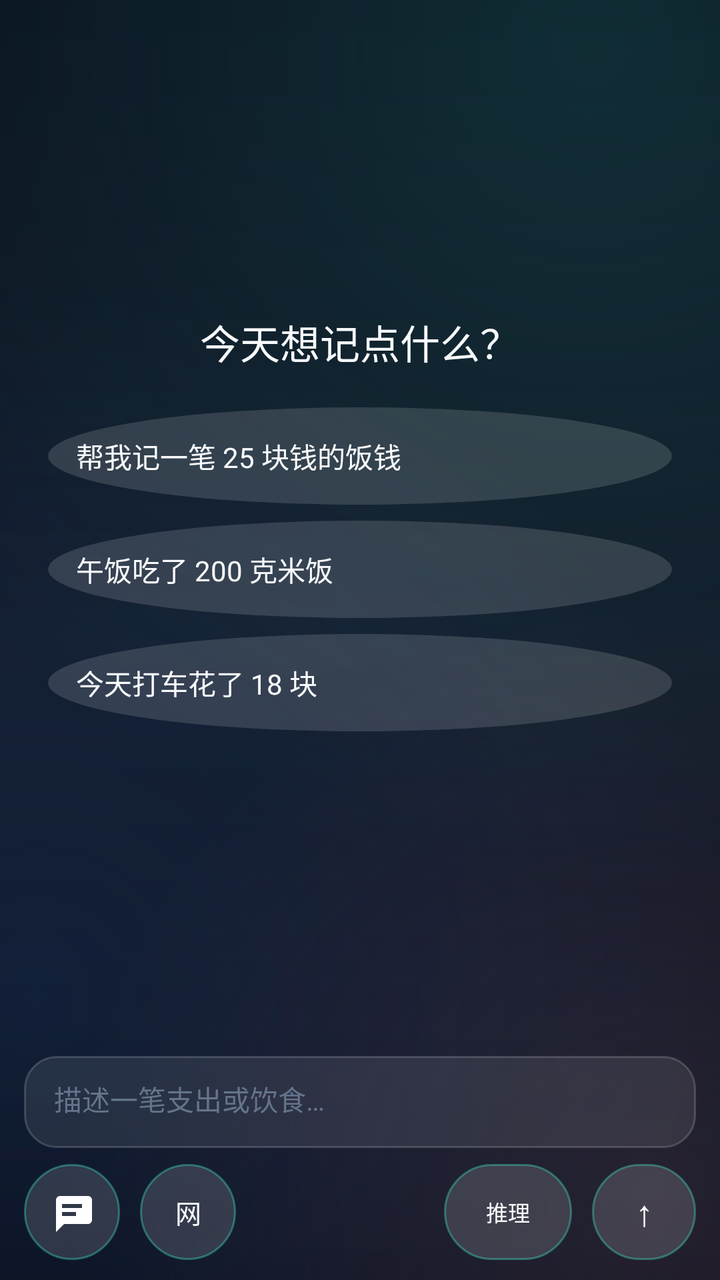
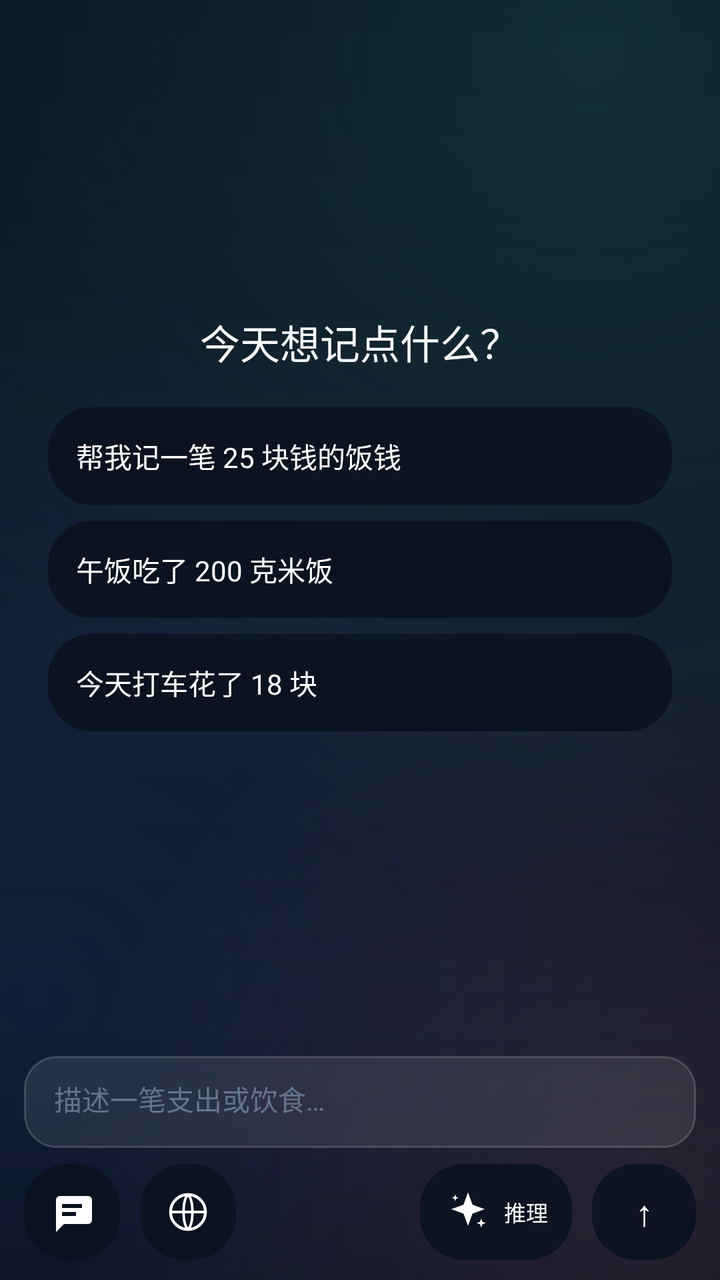

Screens rendered from an Android XML layout before and after an edit, with the pre-edit source and the edit as a unified diff.
<!-- AndroidManifest.xml: application theme Theme.Sagittarius -->
<!-- res/layout/fragment_agent_chat.xml -->
<?xml version="1.0" encoding="utf-8"?>
<FrameLayout xmlns:android="http://schemas.android.com/apk/res/android"
    android:id="@+id/chatRoot"
    android:layout_width="match_parent"
    android:layout_height="match_parent"
    android:clipChildren="false">

    <LinearLayout
        android:layout_width="match_parent"
        android:layout_height="match_parent"
        android:orientation="vertical">

        <FrameLayout
            android:layout_width="match_parent"
            android:layout_height="0dp"
            android:layout_weight="1"
            android:clipChildren="false"
            android:clipToPadding="false">

            <androidx.recyclerview.widget.RecyclerView
                android:id="@+id/recyclerChat"
                android:layout_width="match_parent"
                android:layout_height="match_parent"
                android:clipToPadding="false"
                android:paddingStart="12dp"
                android:paddingTop="4dp"
                android:paddingEnd="12dp"
                android:paddingBottom="8dp" />

            <LinearLayout
                android:id="@+id/emptyPanel"
                android:layout_width="match_parent"
                android:layout_height="wrap_content"
                android:layout_gravity="center"
                android:gravity="center"
                android:orientation="vertical"
                android:padding="24dp">

                <TextView
                    android:layout_width="wrap_content"
                    android:layout_height="wrap_content"
                    android:text="@string/agent_empty_title"
                    android:textColor="?attr/blTextPrimary"
                    android:textSize="20sp" />

                <TextView
                    android:id="@+id/chipExpense"
                    android:layout_width="match_parent"
                    android:layout_height="wrap_content"
                    android:layout_marginTop="18dp"
                    android:background="?attr/blIconCircleBackground"
                    android:padding="14dp"
                    android:text="@string/agent_example_expense"
                    android:textColor="?attr/blTextPrimary"
                    android:textSize="14sp" />

                <TextView
                    android:id="@+id/chipDiet"
                    android:layout_width="match_parent"
                    android:layout_height="wrap_content"
                    android:layout_marginTop="8dp"
                    android:background="?attr/blIconCircleBackground"
                    android:padding="14dp"
                    android:text="@string/agent_example_diet"
                    android:textColor="?attr/blTextPrimary"
                    android:textSize="14sp" />

                <TextView
                    android:id="@+id/chipTaxi"
                    android:layout_width="match_parent"
                    android:layout_height="wrap_content"
                    android:layout_marginTop="8dp"
                    android:background="?attr/blIconCircleBackground"
                    android:padding="14dp"
                    android:text="@string/agent_example_taxi"
                    android:textColor="?attr/blTextPrimary"
                    android:textSize="14sp" />
            </LinearLayout>

            <TextView
                android:id="@+id/btnScrollBottom"
                android:layout_width="wrap_content"
                android:layout_height="38dp"
                android:layout_gravity="bottom|center_horizontal"
                android:layout_marginBottom="6dp"
                android:background="?attr/blIconCircleBackground"
                android:paddingStart="14dp"
                android:paddingEnd="14dp"
                android:gravity="center"
                android:text="↓"
                android:textColor="?attr/blTextPrimary"
                android:textSize="16sp"
                android:visibility="gone" />

            <TextView
                android:id="@+id/btnRetry"
                android:layout_width="wrap_content"
                android:layout_height="34dp"
                android:layout_gravity="bottom|center_horizontal"
                android:layout_marginBottom="52dp"
                android:background="?attr/blIconCircleBackground"
                android:gravity="center"
                android:paddingStart="14dp"
                android:paddingEnd="14dp"
                android:text="@string/agent_retry"
                android:textColor="?attr/blAccent"
                android:textSize="12sp"
                android:visibility="gone" />
        </FrameLayout>

        <LinearLayout
            android:id="@+id/dock"
            android:layout_width="match_parent"
            android:layout_height="wrap_content"
            android:clipChildren="false"
            android:clipToPadding="false"
            android:orientation="vertical"
            android:paddingStart="12dp"
            android:paddingTop="6dp"
            android:paddingEnd="12dp"
            android:paddingBottom="10dp">

            <EditText
                android:id="@+id/etInput"
                android:layout_width="match_parent"
                android:layout_height="wrap_content"
                android:background="@drawable/bg_input"
                android:gravity="top|start"
                android:hint="@string/agent_input_hint"
                android:imeOptions="actionNone"
                android:inputType="textCapSentences|textMultiLine"
                android:maxLines="4"
                android:minHeight="46dp"
                android:paddingStart="15dp"
                android:paddingTop="11dp"
                android:paddingEnd="15dp"
                android:paddingBottom="11dp"
                android:textColor="?attr/blTextPrimary"
                android:textColorHint="?attr/blTextTertiary"
                android:textSize="14sp" />

            <LinearLayout
                android:layout_width="match_parent"
                android:layout_height="wrap_content"
                android:layout_marginTop="8dp"
                android:clipChildren="false"
                android:clipToPadding="false"
                android:gravity="center_vertical"
                android:orientation="horizontal">

                <ImageView
                    android:id="@+id/btnSessions"
                    android:layout_width="48dp"
                    android:layout_height="48dp"
                    android:layout_marginEnd="10dp"
                    android:background="@drawable/bg_agent_pill"
                    android:contentDescription="@string/agent_sessions"
                    android:padding="11dp"
                    android:scaleType="centerInside"
                    android:src="@drawable/ic_sessions_silhouette" />

                <TextView
                    android:id="@+id/btnWebSearch"
                    android:layout_width="48dp"
                    android:layout_height="48dp"
                    android:background="@drawable/bg_agent_pill"
                    android:contentDescription="@string/agent_web_search"
                    android:gravity="center"
                    android:text="网"
                    android:textColor="?attr/blTextPrimary"
                    android:textSize="13sp" />

                <Space
                    android:layout_width="0dp"
                    android:layout_height="1dp"
                    android:layout_weight="1" />

                <TextView
                    android:id="@+id/btnReasoning"
                    android:layout_width="wrap_content"
                    android:layout_height="48dp"
                    android:layout_marginEnd="10dp"
                    android:background="@drawable/bg_agent_pill"
                    android:gravity="center"
                    android:minWidth="64dp"
                    android:paddingStart="12dp"
                    android:paddingEnd="12dp"
                    android:singleLine="true"
                    android:text="@string/agent_reasoning_short"
                    android:textColor="?attr/blTextPrimary"
                    android:textSize="11sp" />

                <TextView
                    android:id="@+id/btnSend"
                    android:layout_width="52dp"
                    android:layout_height="48dp"
                    android:background="@drawable/bg_agent_pill"
                    android:contentDescription="@string/agent_send"
                    android:gravity="center"
                    android:text="↑"
                    android:textColor="?attr/blTextPrimary"
                    android:textSize="18sp" />
            </LinearLayout>
        </LinearLayout>
    </LinearLayout>

    <FrameLayout
        android:id="@+id/capsuleHost"
        android:layout_width="match_parent"
        android:layout_height="match_parent"
        android:clipChildren="false"
        android:visibility="gone" />
</FrameLayout>
<!-- resources referenced by this layout -->
<resources>
  <!-- drawable bg_agent_pill (drawable) -->
  <?xml version="1.0" encoding="utf-8"?>
  <shape xmlns:android="http://schemas.android.com/apk/res/android" android:shape="rectangle">
      <solid android:color="?attr/blIconCircle" />
      <corners android:radius="24dp" />
      <stroke android:width="1dp" android:color="?attr/blCardStrokeStart" />
  </shape>
  <!-- drawable bg_input (drawable) -->
  <?xml version="1.0" encoding="utf-8"?>
  <shape xmlns:android="http://schemas.android.com/apk/res/android" android:shape="rectangle">
      <solid android:color="?attr/blInputFill" />
      <corners android:radius="16dp" />
      <stroke android:width="1dp" android:color="?attr/blInputStroke" />
  </shape>
  <string name="agent_empty_title">今天想记点什么？</string>
  <string name="agent_example_diet">午饭吃了 200 克米饭</string>
  <string name="agent_example_expense">帮我记一笔 25 块钱的饭钱</string>
  <string name="agent_example_taxi">今天打车花了 18 块</string>
  <string name="agent_input_hint">描述一笔支出或饮食…</string>
  <string name="agent_reasoning_short">推理</string>
  <string name="agent_retry">重试</string>
  <string name="agent_send">发送</string>
  <string name="agent_sessions">切换会话</string>
  <string name="agent_web_search">联网搜索</string>
  <style name="Theme.Sagittarius" parent="Theme.Sagittarius.Black" />
  <color name="accent_teal">#34E7C4</color>
  <color name="text_primary">#F8FAFC</color>
  <color name="accent_blue">#3B82F6</color>
  <color name="bg_deep_2">#111827</color>
  <color name="surface_card">#B31A2438</color>
  <color name="text_secondary">#9AA8BD</color>
  <color name="bg_deep">#0A0F1D</color>
  <style name="ThemeOverlay.Sagittarius.Dialog" parent="ThemeOverlay.Material3.MaterialAlertDialog">
          <item name="colorSurface">#182134</item>
          <item name="colorOnSurface">@color/text_primary</item>
          <item name="colorPrimary">@color/accent_teal</item>
      </style>
  <!-- drawable bg_icon_circle (drawable) -->
  <?xml version="1.0" encoding="utf-8"?>
  <shape xmlns:android="http://schemas.android.com/apk/res/android" android:shape="oval">
      <solid android:color="?attr/blIconCircle" />
  </shape>
  <!-- unchanged entries left out for length: 12 -->
</resources>

<!-- the commit's change to res/layout/fragment_agent_chat.xml (unified diff, before → after) -->
@@ -48,10 +48,10 @@
                     android:layout_width="match_parent"
                     android:layout_height="wrap_content"
                     android:layout_marginTop="18dp"
-                    android:background="?attr/blIconCircleBackground"
+                    android:background="@drawable/bg_agent_ink"
                     android:padding="14dp"
                     android:text="@string/agent_example_expense"
-                    android:textColor="?attr/blTextPrimary"
+                    android:textColor="#FFFFFF"
                     android:textSize="14sp" />
 
                 <TextView
@@ -59,10 +59,10 @@
                     android:layout_width="match_parent"
                     android:layout_height="wrap_content"
                     android:layout_marginTop="8dp"
-                    android:background="?attr/blIconCircleBackground"
+                    android:background="@drawable/bg_agent_ink"
                     android:padding="14dp"
                     android:text="@string/agent_example_diet"
-                    android:textColor="?attr/blTextPrimary"
+                    android:textColor="#FFFFFF"
                     android:textSize="14sp" />
 
                 <TextView
@@ -70,10 +70,10 @@
                     android:layout_width="match_parent"
                     android:layout_height="wrap_content"
                     android:layout_marginTop="8dp"
-                    android:background="?attr/blIconCircleBackground"
+                    android:background="@drawable/bg_agent_ink"
                     android:padding="14dp"
                     android:text="@string/agent_example_taxi"
-                    android:textColor="?attr/blTextPrimary"
+                    android:textColor="#FFFFFF"
                     android:textSize="14sp" />
             </LinearLayout>
 
@@ -83,12 +83,12 @@
                 android:layout_height="38dp"
                 android:layout_gravity="bottom|center_horizontal"
                 android:layout_marginBottom="6dp"
-                android:background="?attr/blIconCircleBackground"
+                android:background="@drawable/bg_agent_ink"
                 android:paddingStart="14dp"
                 android:paddingEnd="14dp"
                 android:gravity="center"
                 android:text="↓"
-                android:textColor="?attr/blTextPrimary"
+                android:textColor="#FFFFFF"
                 android:textSize="16sp"
                 android:visibility="gone" />
 
@@ -98,12 +98,12 @@
                 android:layout_height="34dp"
                 android:layout_gravity="bottom|center_horizontal"
                 android:layout_marginBottom="52dp"
-                android:background="?attr/blIconCircleBackground"
+                android:background="@drawable/bg_agent_ink"
                 android:gravity="center"
                 android:paddingStart="14dp"
                 android:paddingEnd="14dp"
                 android:text="@string/agent_retry"
-                android:textColor="?attr/blAccent"
+                android:textColor="#FFFFFF"
                 android:textSize="12sp"
                 android:visibility="gone" />
         </FrameLayout>
@@ -153,22 +153,21 @@
                     android:layout_width="48dp"
                     android:layout_height="48dp"
                     android:layout_marginEnd="10dp"
-                    android:background="@drawable/bg_agent_pill"
+                    android:background="@drawable/bg_agent_ink"
                     android:contentDescription="@string/agent_sessions"
                     android:padding="11dp"
                     android:scaleType="centerInside"
                     android:src="@drawable/ic_sessions_silhouette" />
 
-                <TextView
+                <ImageView
                     android:id="@+id/btnWebSearch"
                     android:layout_width="48dp"
                     android:layout_height="48dp"
-                    android:background="@drawable/bg_agent_pill"
+                    android:background="@drawable/bg_agent_ink"
                     android:contentDescription="@string/agent_web_search"
-                    android:gravity="center"
-                    android:text="网"
-                    android:textColor="?attr/blTextPrimary"
-                    android:textSize="13sp" />
+                    android:padding="13dp"
+                    android:scaleType="centerInside"
+                    android:src="@drawable/ic_agent_web" />
 
                 <Space
                     android:layout_width="0dp"
@@ -180,25 +179,28 @@
                     android:layout_width="wrap_content"
                     android:layout_height="48dp"
                     android:layout_marginEnd="10dp"
-                    android:background="@drawable/bg_agent_pill"
+                    android:background="@drawable/bg_agent_ink"
+                    android:drawableStart="@drawable/ic_agent_reasoning"
+                    android:drawablePadding="6dp"
+                    android:drawableTint="#FFFFFF"
                     android:gravity="center"
-                    android:minWidth="64dp"
+                    android:minWidth="74dp"
                     android:paddingStart="12dp"
                     android:paddingEnd="12dp"
                     android:singleLine="true"
                     android:text="@string/agent_reasoning_short"
-                    android:textColor="?attr/blTextPrimary"
+                    android:textColor="#FFFFFF"
                     android:textSize="11sp" />
 
                 <TextView
                     android:id="@+id/btnSend"
                     android:layout_width="52dp"
                     android:layout_height="48dp"
-                    android:background="@drawable/bg_agent_pill"
+                    android:background="@drawable/bg_agent_ink"
                     android:contentDescription="@string/agent_send"
                     android:gravity="center"
                     android:text="↑"
-                    android:textColor="?attr/blTextPrimary"
+                    android:textColor="#FFFFFF"
                     android:textSize="18sp" />
             </LinearLayout>
         </LinearLayout>
<!-- resource entries referenced after the edit -->
@@ -1,11 +1,11 @@
 <!-- resources referenced by this layout -->
 <resources>
-  <!-- drawable bg_agent_pill (drawable) -->
+  <!-- drawable bg_agent_ink (drawable) -->
   <?xml version="1.0" encoding="utf-8"?>
-  <shape xmlns:android="http://schemas.android.com/apk/res/android" android:shape="rectangle">
-      <solid android:color="?attr/blIconCircle" />
-      <corners android:radius="24dp" />
-      <stroke android:width="1dp" android:color="?attr/blCardStrokeStart" />
+  <shape xmlns:android="http://schemas.android.com/apk/res/android"
+      android:shape="rectangle">
+      <solid android:color="#E60B1220" />
+      <corners android:radius="22dp" />
   </shape>
   <!-- drawable bg_input (drawable) -->
   <?xml version="1.0" encoding="utf-8"?>
@@ -14,6 +14,51 @@
       <corners android:radius="16dp" />
       <stroke android:width="1dp" android:color="?attr/blInputStroke" />
   </shape>
+  <!-- drawable ic_agent_reasoning (drawable) -->
+  <?xml version="1.0" encoding="utf-8"?>
+  <vector xmlns:android="http://schemas.android.com/apk/res/android"
+      android:width="24dp"
+      android:height="24dp"
+      android:viewportWidth="24"
+      android:viewportHeight="24">
+      <path
+          android:fillColor="#FFFFFF"
+          android:pathData="M12,2.2l2.25,6.1l6.1,2.25l-6.1,2.25L12,18.9l-2.25,-6.1L3.65,10.55l6.1,-2.25z" />
+      <path
+          android:fillColor="#FFFFFF"
+          android:pathData="M18.6,15.2l0.6,1.7l1.7,0.6l-1.7,0.6l-0.6,1.7l-0.6,-1.7l-1.7,-0.6l1.7,-0.6z" />
+      <path
+          android:fillColor="#FFFFFF"
+          android:pathData="M5.6,3.2l0.45,1.25l1.25,0.45l-1.25,0.45L5.6,6.6l-0.45,-1.25L3.9,4.9l1.25,-0.45z" />
+  </vector>
+  <!-- drawable ic_agent_web (drawable) -->
+  <?xml version="1.0" encoding="utf-8"?>
+  <vector xmlns:android="http://schemas.android.com/apk/res/android"
+      android:width="24dp"
+      android:height="24dp"
+      android:viewportWidth="24"
+      android:viewportHeight="24">
+      <path
+          android:fillColor="@android:color/transparent"
+          android:strokeColor="#FFFFFF"
+          android:strokeWidth="1.6"
+          android:pathData="M12,2.5a9.5,9.5 0,1 0,0 19a9.5,9.5 0,1 0,0 -19" />
+      <path
+          android:fillColor="@android:color/transparent"
+          android:strokeColor="#FFFFFF"
+          android:strokeWidth="1.4"
+          android:pathData="M2.8,12h18.4" />
+      <path
+          android:fillColor="@android:color/transparent"
+          android:strokeColor="#FFFFFF"
+          android:strokeWidth="1.4"
+          android:pathData="M12,2.5c3.2,3.1 3.2,15.9 0,19" />
+      <path
+          android:fillColor="@android:color/transparent"
+          android:strokeColor="#FFFFFF"
+          android:strokeWidth="1.4"
+          android:pathData="M12,2.5c-3.2,3.1 -3.2,15.9 0,19" />
+  </vector>
   <string name="agent_empty_title">今天想记点什么？</string>
   <string name="agent_example_diet">午饭吃了 200 克米饭</string>
   <string name="agent_example_expense">帮我记一笔 25 块钱的饭钱</string>
